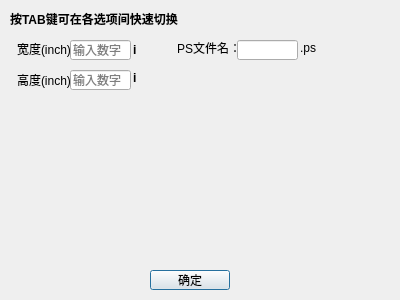
First picture: the form in src/new_ps_file.ui, repository CovMat/GMT-mini-GUI, before the edit.
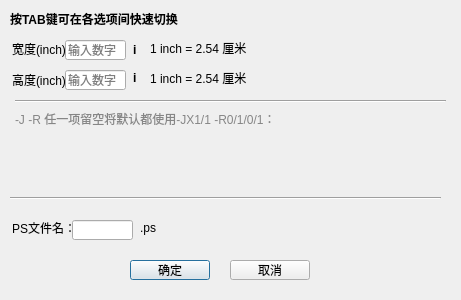
Second picture: the form after the edit.

Patch:
```diff
--- a/src/new_ps_file.ui
+++ b/src/new_ps_file.ui
@@ -6,7 +6,7 @@
    <rect>
     <x>0</x>
     <y>0</y>
-    <width>400</width>
+    <width>461</width>
     <height>300</height>
    </rect>
   </property>
@@ -16,7 +16,7 @@
   <widget class="QLabel" name="w">
    <property name="geometry">
     <rect>
-     <x>17</x>
+     <x>12</x>
      <y>41</y>
      <width>61</width>
      <height>16</height>
@@ -29,7 +29,7 @@
   <widget class="QLabel" name="h">
    <property name="geometry">
     <rect>
-     <x>17</x>
+     <x>12</x>
      <y>70</y>
      <width>61</width>
      <height>20</height>
@@ -42,7 +42,7 @@
   <widget class="QLineEdit" name="w_input">
    <property name="geometry">
     <rect>
-     <x>70</x>
+     <x>65</x>
      <y>40</y>
      <width>61</width>
      <height>20</height>
@@ -55,7 +55,7 @@
   <widget class="QLineEdit" name="h_input">
    <property name="geometry">
     <rect>
-     <x>70</x>
+     <x>65</x>
      <y>70</y>
      <width>61</width>
      <height>20</height>
@@ -68,8 +68,8 @@
   <widget class="QPushButton" name="ok_button">
    <property name="geometry">
     <rect>
-     <x>150</x>
-     <y>270</y>
+     <x>130</x>
+     <y>260</y>
      <width>80</width>
      <height>20</height>
     </rect>
@@ -97,8 +97,8 @@
   <widget class="QLabel" name="label">
    <property name="geometry">
     <rect>
-     <x>177</x>
-     <y>40</y>
+     <x>12</x>
+     <y>220</y>
      <width>61</width>
      <height>16</height>
     </rect>
@@ -110,8 +110,8 @@
   <widget class="QLineEdit" name="ps_fname">
    <property name="geometry">
     <rect>
-     <x>237</x>
-     <y>40</y>
+     <x>72</x>
+     <y>220</y>
      <width>61</width>
      <height>20</height>
     </rect>
@@ -120,8 +120,8 @@
   <widget class="QLabel" name="label_3">
    <property name="geometry">
     <rect>
-     <x>300</x>
-     <y>40</y>
+     <x>140</x>
+     <y>220</y>
      <width>20</width>
      <height>16</height>
     </rect>
@@ -156,6 +156,106 @@
     <string>&lt;html&gt;&lt;head/&gt;&lt;body&gt;&lt;p&gt;&lt;span style=&quot; font-weight:600;&quot;&gt;i&lt;/span&gt;&lt;/p&gt;&lt;/body&gt;&lt;/html&gt;</string>
    </property>
   </widget>
+  <widget class="QLabel" name="w_cm">
+   <property name="geometry">
+    <rect>
+     <x>150</x>
+     <y>40</y>
+     <width>131</width>
+     <height>16</height>
+    </rect>
+   </property>
+   <property name="text">
+    <string>1 inch = 2.54 厘米</string>
+   </property>
+  </widget>
+  <widget class="QLabel" name="h_cm">
+   <property name="geometry">
+    <rect>
+     <x>150</x>
+     <y>70</y>
+     <width>131</width>
+     <height>16</height>
+    </rect>
+   </property>
+   <property name="text">
+    <string>1 inch = 2.54 厘米</string>
+   </property>
+  </widget>
+  <widget class="QWidget" name="verticalLayoutWidget">
+   <property name="geometry">
+    <rect>
+     <x>15</x>
+     <y>130</y>
+     <width>431</width>
+     <height>31</height>
+    </rect>
+   </property>
+   <layout class="QVBoxLayout" name="J_Layout"/>
+  </widget>
+  <widget class="QWidget" name="verticalLayoutWidget_2">
+   <property name="geometry">
+    <rect>
+     <x>15</x>
+     <y>160</y>
+     <width>431</width>
+     <height>21</height>
+    </rect>
+   </property>
+   <layout class="QVBoxLayout" name="R_Layout"/>
+  </widget>
+  <widget class="QLabel" name="label_6">
+   <property name="geometry">
+    <rect>
+     <x>15</x>
+     <y>110</y>
+     <width>281</width>
+     <height>16</height>
+    </rect>
+   </property>
+   <property name="text">
+    <string>&lt;html&gt;&lt;head/&gt;&lt;body&gt;&lt;p&gt;&lt;span style=&quot; color:#868686;&quot;&gt;-J -R 任一项留空将默认都使用-JX1/1 -R0/1/0/1：&lt;/span&gt;&lt;/p&gt;&lt;/body&gt;&lt;/html&gt;</string>
+   </property>
+  </widget>
+  <widget class="Line" name="line">
+   <property name="geometry">
+    <rect>
+     <x>15</x>
+     <y>93</y>
+     <width>431</width>
+     <height>16</height>
+    </rect>
+   </property>
+   <property name="orientation">
+    <enum>Qt::Horizontal</enum>
+   </property>
+  </widget>
+  <widget class="Line" name="line_2">
+   <property name="geometry">
+    <rect>
+     <x>10</x>
+     <y>190</y>
+     <width>431</width>
+     <height>16</height>
+    </rect>
+   </property>
+   <property name="orientation">
+    <enum>Qt::Horizontal</enum>
+   </property>
+  </widget>
+  <widget class="QPushButton" name="bexit">
+   <property name="geometry">
+    <rect>
+     <x>230</x>
+     <y>260</y>
+     <width>80</width>
+     <height>20</height>
+    </rect>
+   </property>
+   <property name="text">
+    <string>取消</string>
+   </property>
+  </widget>
  </widget>
  <tabstops>
   <tabstop>w_input</tabstop>
```
